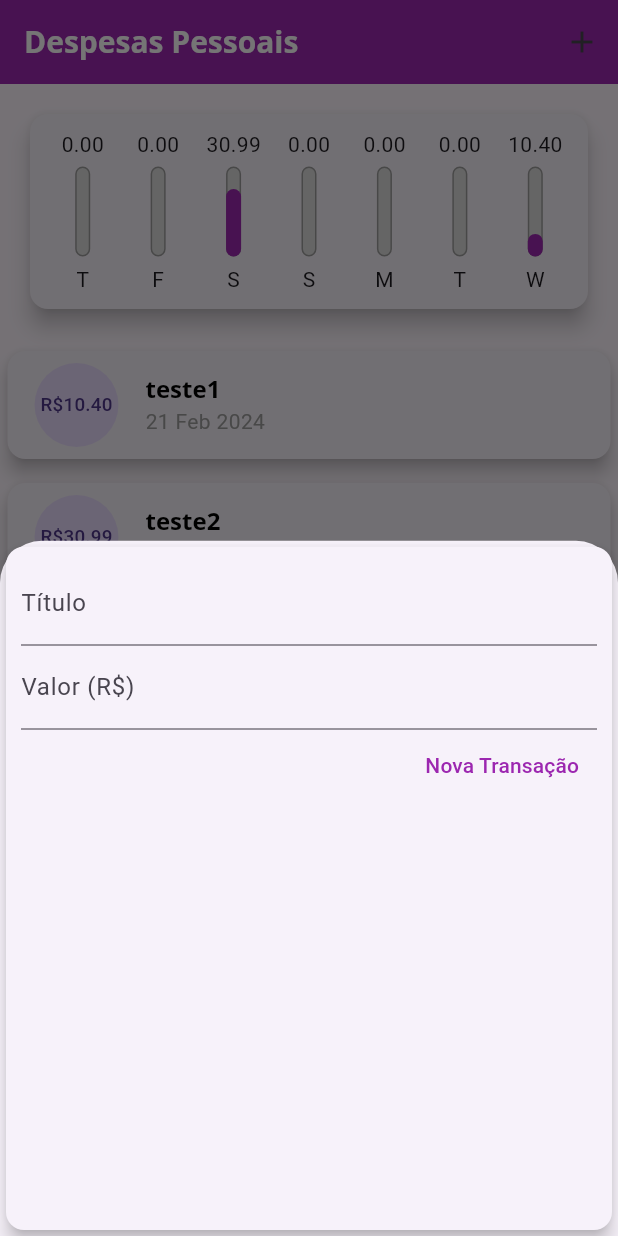
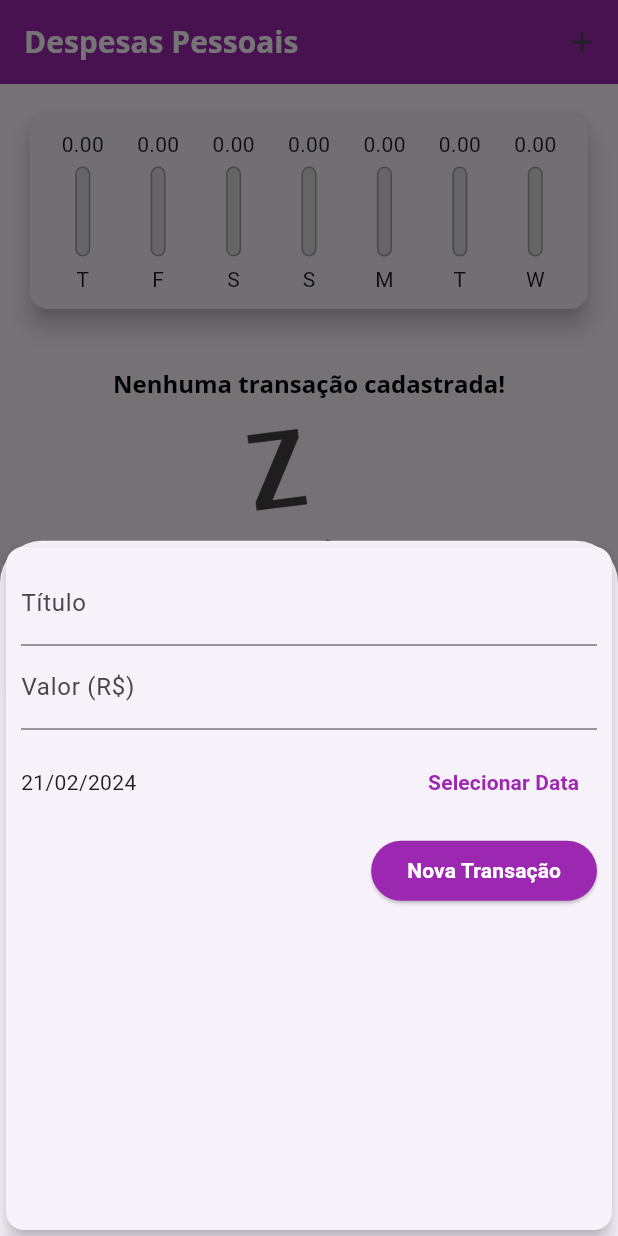
Before and after one commit to Jhon-Henkel/flutter_course_personal_expense_app, a Flutter app: the screen it shows after launch, after a tap on the "add" icon, on a phone screen of 412 x 824 dp. Run offline on Flutter 3.47's test engine with Material 3 defaults, Android fonts, the phone set to English and light mode, and no system bars.

Commit message:
feat: allow user to select and save date for spense

```diff
--- a/lib/components/chart.dart
+++ b/lib/components/chart.dart
@@ -52,7 +52,7 @@ class Chart extends StatelessWidget {
               child: ChartBar(
                 label: transaction['day'].toString(),
                 value: transaction['value'] as double,
-                percentage: (transaction['value'] as double) / _weekTotalValue,
+                percentage: _weekTotalValue == 0 ? 0 : (transaction['value'] as double) / _weekTotalValue,
               ),
             );
           }).toList(),
--- a/lib/components/transaction_form.dart
+++ b/lib/components/transaction_form.dart
@@ -1,28 +1,46 @@
 import 'package:flutter/material.dart';
+import 'package:intl/intl.dart';
 
 class TransactionForm extends StatefulWidget {
   const TransactionForm(this.onSubmit, {super.key});
 
-  final void Function(String, double) onSubmit;
+  final void Function(String, double, DateTime) onSubmit;
 
   @override
   State<TransactionForm> createState() => _TransactionFormState();
 }
 
 class _TransactionFormState extends State<TransactionForm> {
-  final titleController = TextEditingController();
-
-  final valueController = TextEditingController();
+  final _titleController = TextEditingController();
+  final _valueController = TextEditingController();
+  DateTime? _selectedDate = DateTime.now();
 
   _submitForm() {
-    final title = titleController.text;
-    final value = double.tryParse(valueController.text) ?? 0.0;
+    final title = _titleController.text;
+    final value = double.tryParse(_valueController.text) ?? 0.0;
 
-    if (title.isEmpty || value <= 0) {
+    if (title.isEmpty || value <= 0 || _selectedDate == null) {
       return;
     }
 
-    widget.onSubmit(title, value);
+    widget.onSubmit(title, value, _selectedDate!);
+  }
+
+  _showDatePicker() {
+    showDatePicker(
+      context: context,
+      initialDate: DateTime.now(),
+      firstDate: DateTime(2022),
+      lastDate: DateTime.now(),
+    ).then((pickedDate) {
+      if (pickedDate == null) {
+        return;
+      }
+
+      setState(() {
+        _selectedDate = pickedDate;
+      });
+    });
   }
 
   @override
@@ -34,12 +52,12 @@ class _TransactionFormState extends State<TransactionForm> {
         child: Column(
           children: <Widget>[
             TextField(
-              controller: titleController,
+              controller: _titleController,
               onSubmitted: (_) => _submitForm(),
               decoration: const InputDecoration(labelText: 'Título'),
             ),
             TextField(
-              controller: valueController,
+              controller: _valueController,
               keyboardType:
                   const TextInputType.numberWithOptions(decimal: true),
               onSubmitted: (_) => _submitForm(),
@@ -47,15 +65,41 @@ class _TransactionFormState extends State<TransactionForm> {
                 labelText: 'Valor (R\$)',
               ),
             ),
+            SizedBox(
+              height: 70,
+              child: Row(
+                children: <Widget>[
+                  Expanded(
+                    child: Text(
+                      _selectedDate == null
+                          ? 'Nenhuma data selecionada'
+                          : DateFormat('dd/MM/y').format(_selectedDate!),
+                    ),
+                  ),
+                  TextButton(
+                    onPressed: _showDatePicker,
+                    child: const Text(
+                      'Selecionar Data',
+                      style: TextStyle(
+                        fontWeight: FontWeight.bold,
+                      ),
+                    ),
+                  )
+                ],
+              ),
+            ),
             Row(
               mainAxisAlignment: MainAxisAlignment.end,
               children: <Widget>[
-                TextButton(
+                ElevatedButton(
                   onPressed: _submitForm,
+                  style: ElevatedButton.styleFrom(
+                    backgroundColor: Theme.of(context).colorScheme.primary,
+                  ),
                   child: Text(
                     'Nova Transação',
                     style: TextStyle(
-                      color: Theme.of(context).colorScheme.primary,
+                      color: Theme.of(context).colorScheme.onPrimary,
                     ),
                   ),
                 ),
--- a/lib/main.dart
+++ b/lib/main.dart
@@ -32,6 +32,10 @@ class ExpensesApp extends StatelessWidget {
             fontWeight: FontWeight.bold,
             color: Colors.black,
           ),
+          labelLarge: const TextStyle(
+            color: Colors.white,
+            fontWeight: FontWeight.bold,
+          ),
         ),
         appBarTheme: const AppBarTheme(
           titleTextStyle: TextStyle(
@@ -54,24 +58,24 @@ class MyHomePage extends StatefulWidget {
 
 class _MyHomePageState extends State<MyHomePage> {
   final List<Transaction> _transactions = [
-    Transaction(
-      id: 't1',
-      title: 'teste1',
-      value: 10.40,
-      date: DateTime.now(),
-    ),
-    Transaction(
-      id: 't2',
-      title: 'teste2',
-      value: 30.99,
-      date: DateTime.now().subtract(const Duration(days: 4)),
-    ),
-    Transaction(
-      id: 't3',
-      title: 'teste3',
-      value: 3.12,
-      date: DateTime.now().subtract(const Duration(days: 9)),
-    ),
+    // Transaction(
+    //   id: 't1',
+    //   title: 'teste1',
+    //   value: 10.40,
+    //   date: DateTime.now(),
+    // ),
+    // Transaction(
+    //   id: 't2',
+    //   title: 'teste2',
+    //   value: 30.99,
+    //   date: DateTime.now().subtract(const Duration(days: 4)),
+    // ),
+    // Transaction(
+    //   id: 't3',
+    //   title: 'teste3',
+    //   value: 3.12,
+    //   date: DateTime.now().subtract(const Duration(days: 9)),
+    // ),
   ];
 
   List<Transaction> get _recentTransactions {
@@ -82,12 +86,12 @@ class _MyHomePageState extends State<MyHomePage> {
     }).toList();
   }
 
-  _addTransaction(String title, double value) {
+  _addTransaction(String title, double value, DateTime date) {
     final newTransaction = Transaction(
       id: Random().nextDouble().toString(),
       title: title,
       value: value,
-      date: DateTime.now(),
+      date: date,
     );
 
     setState(() {
```
Also changed, not shown: lib/components/transaction_list.dart (+13 -9 lines).
